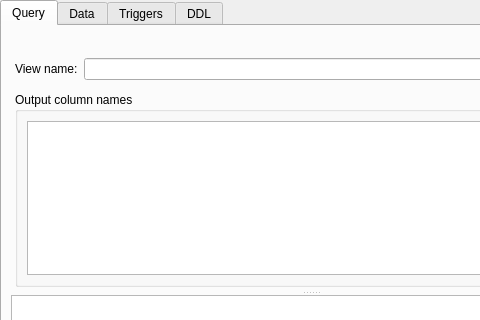
Above: SQLiteStudio3/guiSQLiteStudio/windows/viewwindow.ui from pawelsalawa/sqlitestudio before the change; both pictures show x 0 to 480 and y 0 to 320 of the 621 by 468 pixel window. Below: the same form after it.
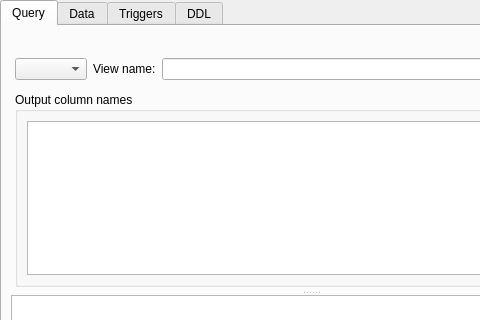
That is the form after the change. Custom widgets are drawn as their Qt base class.

Patch:
```diff
--- a/SQLiteStudio3/guiSQLiteStudio/windows/viewwindow.ui
+++ b/SQLiteStudio3/guiSQLiteStudio/windows/viewwindow.ui
@@ -54,6 +54,16 @@
           <property name="bottomMargin">
            <number>2</number>
           </property>
+          <item>
+           <widget class="DbComboBox" name="dbCombo">
+            <property name="maximumSize">
+             <size>
+              <width>200</width>
+              <height>16777215</height>
+             </size>
+            </property>
+           </widget>
+          </item>
           <item>
            <widget class="QLabel" name="nameLabel">
             <property name="text">
@@ -227,16 +237,21 @@
    <header>dataview.h</header>
    <container>1</container>
   </customwidget>
-  <customwidget>
-   <class>SqlEditor</class>
-   <extends>QPlainTextEdit</extends>
-   <header>sqleditor.h</header>
-  </customwidget>
   <customwidget>
    <class>ExtTableWidget</class>
    <extends>QTableWidget</extends>
    <header>common/exttablewidget.h</header>
   </customwidget>
+  <customwidget>
+   <class>DbComboBox</class>
+   <extends>QComboBox</extends>
+   <header>common/dbcombobox.h</header>
+  </customwidget>
+  <customwidget>
+   <class>SqlEditor</class>
+   <extends>QPlainTextEdit</extends>
+   <header>sqleditor.h</header>
+  </customwidget>
  </customwidgets>
  <resources/>
  <connections/>
```
